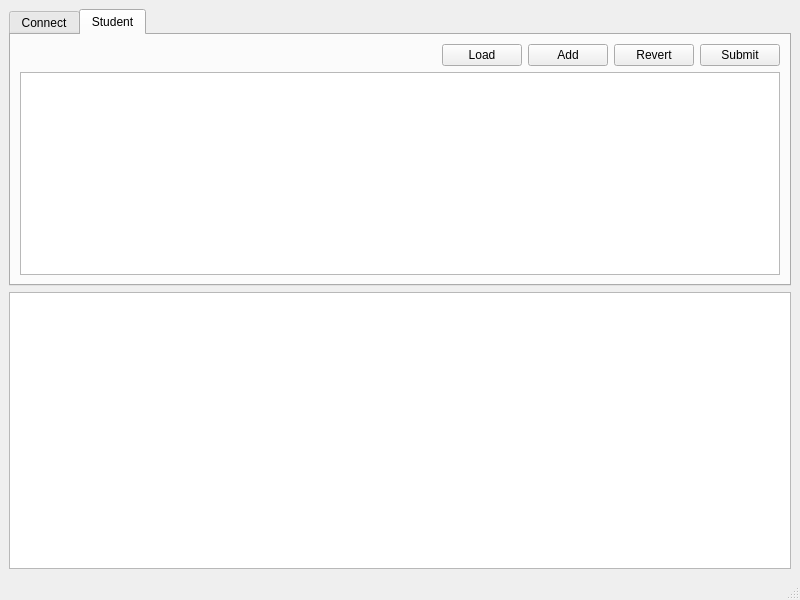
Above: mainwindow.ui from wh201906/garage before the change. Below: the same form after it.
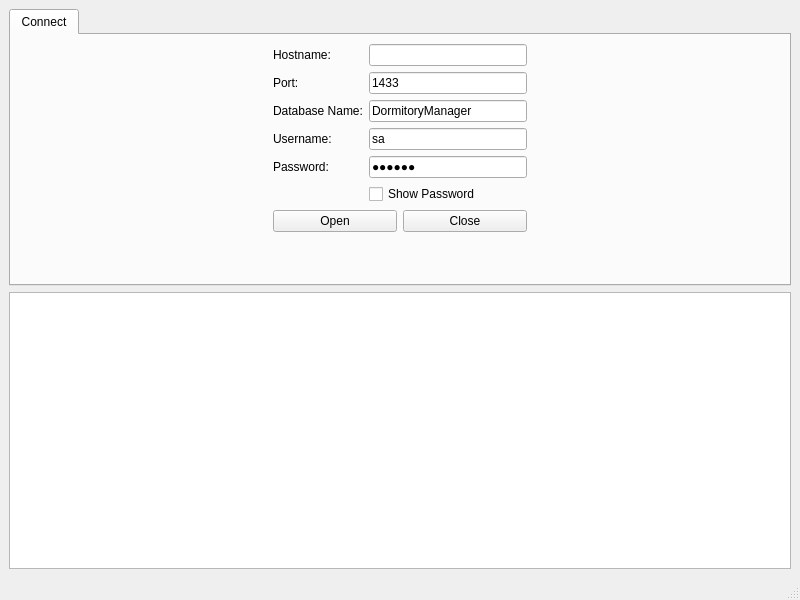
That is the form after the change.

The edit to the form file:
```diff
--- a/mainwindow.ui
+++ b/mainwindow.ui
@@ -18,7 +18,7 @@
     <item>
      <widget class="QTabWidget" name="tabWidget">
       <property name="currentIndex">
-       <number>1</number>
+       <number>0</number>
       </property>
       <widget class="QWidget" name="connectTab">
        <attribute name="title">
@@ -168,61 +168,6 @@
         </item>
        </layout>
       </widget>
-      <widget class="QWidget" name="studentTab">
-       <attribute name="title">
-        <string>Student</string>
-       </attribute>
-       <layout class="QVBoxLayout" name="verticalLayout_3">
-        <item>
-         <layout class="QHBoxLayout" name="horizontalLayout_3">
-          <item>
-           <spacer name="horizontalSpacer_3">
-            <property name="orientation">
-             <enum>Qt::Horizontal</enum>
-            </property>
-            <property name="sizeHint" stdset="0">
-             <size>
-              <width>40</width>
-              <height>20</height>
-             </size>
-            </property>
-           </spacer>
-          </item>
-          <item>
-           <widget class="QPushButton" name="student_loadButton">
-            <property name="text">
-             <string>Load</string>
-            </property>
-           </widget>
-          </item>
-          <item>
-           <widget class="QPushButton" name="student_addButton">
-            <property name="text">
-             <string>Add</string>
-            </property>
-           </widget>
-          </item>
-          <item>
-           <widget class="QPushButton" name="student_revertButton">
-            <property name="text">
-             <string>Revert</string>
-            </property>
-           </widget>
-          </item>
-          <item>
-           <widget class="QPushButton" name="student_submitButton">
-            <property name="text">
-             <string>Submit</string>
-            </property>
-           </widget>
-          </item>
-         </layout>
-        </item>
-        <item>
-         <widget class="QTableView" name="student_tableView"/>
-        </item>
-       </layout>
-      </widget>
      </widget>
     </item>
     <item>
```
